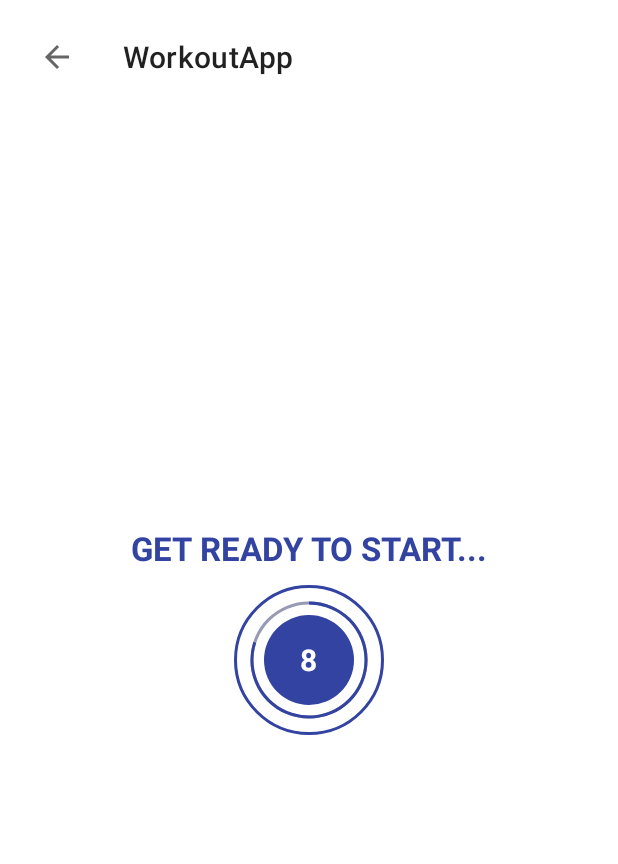
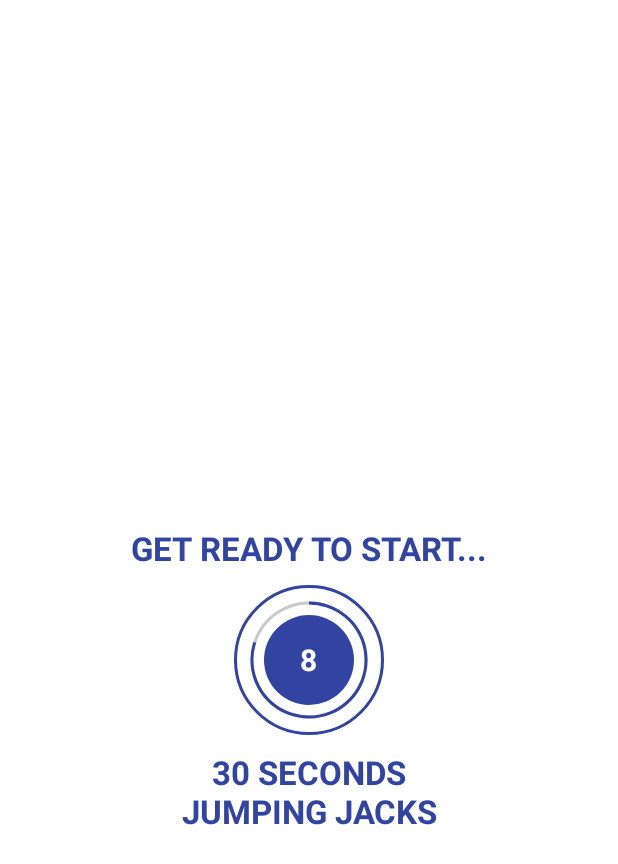
Before and after one commit to johnOdoh/workoutApp, an Android app: the ExerciseActivity screen opened directly, with no data from a screen before it, on a phone screen of 412 x 824 dp. Shown: the top 864 px of the screen. Run offline under Robolectric (Android 15) with nearby library versions, the light colour scheme and no system bars.

Commit message:
further customised the exercise screen and added text2speech functionality

```diff
--- a/app/src/main/java/com/example/workoutapp/Constants.kt
+++ b/app/src/main/java/com/example/workoutapp/Constants.kt
@@ -4,10 +4,19 @@ object Constants {
     fun getExercises(): ArrayList<ExerciseModel> {
         return arrayListOf(
             ExerciseModel(
+                3,
+                "Jumping Jacks",
+                R.drawable.ic_jumping_jacks,
+                "This exercise helps build your upper body muscles..." +
+                        "Inhale while raising your hands and exhale while bringing them down",
+                true,
+                30
+            ), ExerciseModel(
                 1,
-                "Abdominal Crunch",
+                "Abdominal Crunches",
                 R.drawable.ic_abdominal_crunch,
-                "This exercise helps build your upper body muscles",
+                "This exercise helps build your abdominal muscles... " +
+                        "Inhale while raising your body and exhale while bringing it down",
                 false,
                 null,
                 15
@@ -15,21 +24,31 @@ object Constants {
                 2,
                 "High knees running in place",
                 R.drawable.ic_high_knees_running_in_place,
-                "This exercise helps build your upper body muscles",
+                "This exercise helps strengthen your knees and thigh muscles",
+                true,
+                30,
+                null
+            ), ExerciseModel(
+                4,
+                "Lunges",
+                R.drawable.ic_lunge,
+                "This exercise helps strengthen your knees and thighs",
                 false,
                 null,
-                15
+                10
             ), ExerciseModel(
-                3,
-                "Jumping Jacks",
-                R.drawable.ic_jumping_jacks,
-                "This exercise helps build your upper body muscles",
-                true,
-                30
+                6,
+                "Push Ups",
+                R.drawable.ic_push_up,
+                "This exercise builds your chest and bicep muscles..." +
+                        "Ensure to keep your body straight... Inhale while raising your body and exhale while bringing it down",
+                false,
+                null,
+                10
             ), ExerciseModel(
-                4,
-                "Lunge",
-                R.drawable.ic_lunge,
+                7,
+                "Push ups and rotation",
+                R.drawable.ic_push_up_and_rotation,
                 "This exercise helps build your upper body muscles",
                 false,
                 null,
@@ -38,30 +57,15 @@ object Constants {
                 5,
                 "Plank",
                 R.drawable.ic_plank,
-                "This exercise helps build your upper body muscles",
+                "This exercise helps build your abs and increases your endurance..." +
+                        "Make sure your body is straight. Do not raise or sink your waist",
                 true,
                 30
-            ), ExerciseModel(
-                6,
-                "Push Up",
-                R.drawable.ic_push_up,
-                "This exercise helps build your upper body muscles",
-                false,
-                null,
-                10
-            ), ExerciseModel(
-                7,
-                "Push up and rotation",
-                R.drawable.ic_push_up_and_rotation,
-                "This exercise helps build your upper body muscles",
-                false,
-                null,
-                10
             ), ExerciseModel(
                 8,
                 "Side Plank",
                 R.drawable.ic_side_plank,
-                "This exercise helps build your upper body muscles",
+                "This exercise helps build your endurance",
                 true,
                 30
             )
--- a/app/src/main/java/com/example/workoutapp/ExerciseActivity.kt
+++ b/app/src/main/java/com/example/workoutapp/ExerciseActivity.kt
@@ -1,41 +1,61 @@
 package com.example.workoutapp
 
+import android.annotation.SuppressLint
+import android.content.Intent
 import androidx.appcompat.app.AppCompatActivity
 import android.os.Bundle
 import android.os.CountDownTimer
-import android.util.DisplayMetrics
+import android.speech.tts.TextToSpeech
 import android.util.Log
 import android.view.View
 import android.widget.Toast
 import com.example.workoutapp.databinding.ActivityExerciseBinding
+import java.util.*
+import kotlin.collections.ArrayList
 
-class ExerciseActivity : AppCompatActivity() {
+class ExerciseActivity : AppCompatActivity(), TextToSpeech.OnInitListener {
     private var binding: ActivityExerciseBinding? = null
     private var timer: CountDownTimer? = null
     private var exerciseList: ArrayList<ExerciseModel>? = null
+    private var text2Speech: TextToSpeech? = null
     private var initialRestTime = 10 //initial rest interval in seconds
     private var timeElapsed = 0 //initial value of the exercise timer in seconds
-    private var timeRemaining = 0L //needed for when the exercise timer is paused in milliseconds
-    private var currentExerciseIndex = -1
+    private var timeRemaining = 0L //needed for when the exercise timer is paused; in milliseconds
+    private var currentExerciseIndex = -1 //current index of the exercise arrayList
+    private var currentExercise: ExerciseModel? = null
 
     override fun onCreate(savedInstanceState: Bundle?) {
         super.onCreate(savedInstanceState)
         binding = ActivityExerciseBinding.inflate(layoutInflater)
         setContentView(binding?.root)
 
-        //load the exercises
-        exerciseList = Constants.getExercises()
+        exerciseList = Constants.getExercises() //load the exercises
+
+        text2Speech = TextToSpeech(this, this) //initialize to text2speech object
 
         //prepare the action bar
-        setSupportActionBar(binding?.exerciseToolbar)
-        if (supportActionBar != null) supportActionBar?.setDisplayHomeAsUpEnabled(true)
-        binding?.exerciseToolbar?.setNavigationOnClickListener {
-            onBackPressed()
+//        setSupportActionBar(binding?.exerciseToolbar)
+//        if (supportActionBar != null) supportActionBar?.setDisplayHomeAsUpEnabled(true)
+//        binding?.exerciseToolbar?.setNavigationOnClickListener {
+//            onBackPressed()
+//        }
+
+        //when the 'next' button is clicked
+        binding?.nextBtn?.setOnClickListener{
+            if (currentExerciseIndex >= exerciseList!!.size - 1) { //if it is the last exercise
+                timer?.cancel()
+                val intent = Intent(this@ExerciseActivity, ExerciseCompletedActivity::class.java)
+                startActivity(intent)
+            }else {
+                timer?.cancel()
+                prepareRestLayout()
+            }
         }
 
-        //when the next exercise button is clicked
-        binding?.nextBtn?.setOnClickListener{
+        //when the 'previous' button is clicked
+        binding?.previousBtn?.setOnClickListener{
             timer?.cancel()
+            currentExerciseIndex -= 2
             prepareRestLayout()
         }
 
@@ -46,23 +66,27 @@ class ExerciseActivity : AppCompatActivity() {
                 it.tag = "play"
                 binding?.pauseImg?.setImageResource(R.drawable.play_button)
             }else{
-                startExercise(timeRemaining, exerciseList!![currentExerciseIndex].hasDuration)
                 it.tag = "pause"
                 binding?.pauseImg?.setImageResource(R.drawable.pause)
+                startExercise(timeRemaining, exerciseList!![currentExerciseIndex].hasDuration)
             }
         }
-        startRestTimer() //start the countdown to exercise on screen load
+        prepareRestLayout() //start the countdown to exercise on screen load
     }
 
     //show the rest screen
+    @SuppressLint("SetTextI18n")
     private fun prepareRestLayout(){
+        currentExerciseIndex++
+        currentExercise = exerciseList!![currentExerciseIndex]
+        if (exerciseList!![currentExerciseIndex].hasDuration){
+            binding?.nextExerciseText?.text = "${currentExercise!!.duration} seconds\n" + currentExercise!!.name
+        } else {
+            binding?.nextExerciseText?.text = "${currentExercise!!.number}\n" + currentExercise!!.name
+        }
         binding?.restScreen?.visibility = View.VISIBLE
         binding?.exerciseScreen?.visibility = View.GONE
-        if (!exerciseList!![currentExerciseIndex].hasDuration && exerciseList!![currentExerciseIndex + 1].hasDuration) {
-            binding?.exerciseProgressBar?.visibility = View.VISIBLE
-            binding?.llExerciseTimer?.layoutParams?.width = (resources.displayMetrics.density * 60).toInt()
-            binding?.llExerciseTimer?.layoutParams?.height = (resources.displayMetrics.density * 60).toInt()
-        }
+
         startRestTimer()
     }
 
@@ -74,6 +98,9 @@ class ExerciseActivity : AppCompatActivity() {
         timer = object : CountDownTimer(initialRestTime * 1000L, 1000){
             override fun onTick(millisUntilFinished: Long) {
                 initialRestTime--
+                val sentence = if (!currentExercise!!.hasDuration) "Get ready for... ${currentExercise!!.number}, ${currentExercise!!.name}"
+                else "Get ready for... ${currentExercise!!.duration} seconds, ${currentExercise!!.name}"
+                if (initialRestTime == 8) speakOut(sentence)
                 binding?.restProgressBar?.progress = initialRestTime
                 binding?.restTimer?.text = (initialRestTime).toString()
             }
@@ -84,36 +111,45 @@ class ExerciseActivity : AppCompatActivity() {
     }
 
     //show the exercise screen
+    @SuppressLint("SetTextI18n")
     private fun prepareExerciseLayout(){
-        currentExerciseIndex++
+        //prepare the text2speech for this exercise
+        val sentence = if (!currentExercise!!.hasDuration) "${currentExercise!!.number}, ${currentExercise!!.name}... ${currentExercise!!.description}"
+        else "${currentExercise!!.duration} seconds, ${currentExercise!!.name}... ${currentExercise!!.description}"
+        speakOut(sentence)
+        //if this is the first exercise, hide the 'previous' button
         if (currentExerciseIndex < 1) binding?.previousBtn?.visibility = View.GONE
         else binding?.previousBtn?.visibility = View.VISIBLE
-        if (currentExerciseIndex >= exerciseList!!.size - 1) binding?.nextBtn?.visibility = View.GONE
-        val currentExercise = exerciseList!![currentExerciseIndex]
         initialRestTime = 10
         timeElapsed = 0
         binding?.restScreen?.visibility = View.GONE
         binding?.exerciseScreen?.visibility = View.VISIBLE
-        binding?.exerciseActionText?.text = currentExercise.name
-        binding?.exerciseImg?.setImageResource(currentExercise.image)
-        if (currentExercise.hasDuration && currentExercise.duration != null){ //if the exercise has a duration
-            timeElapsed = currentExercise.duration
-            startExercise(currentExercise.duration * 1000L, true)
-        }else if (!currentExercise.hasDuration && currentExercise.number != null){ //if it doesn't have a duration
-            binding?.exerciseProgressBar?.visibility = View.GONE
+        binding?.exerciseImg?.setImageResource(currentExercise!!.image)
+        if (currentExercise!!.hasDuration && currentExercise!!.duration != null){ //if the exercise has a duration
+            binding?.exerciseActionText?.text = "${currentExercise!!.duration} seconds\n${currentExercise!!.name}"
+            binding?.nextBtn?.visibility = View.GONE //hide the 'next' button
+            binding?.exerciseProgressBar?.visibility = View.VISIBLE //show the progressbar
+            //change the layout params to 60dp
+            binding?.llExerciseTimer?.layoutParams?.width = (resources.displayMetrics.density * 60).toInt()
+            binding?.llExerciseTimer?.layoutParams?.height = (resources.displayMetrics.density * 60).toInt()
+            startExercise(currentExercise!!.duration!! * 1000L, true)
+        }else if (!currentExercise!!.hasDuration && currentExercise!!.number != null){ //if it doesn't have a duration
+            binding?.exerciseActionText?.text = "${currentExercise!!.number}\n${currentExercise!!.name}"
+            binding?.nextBtn?.visibility = View.VISIBLE //show the 'next' button
+            binding?.exerciseProgressBar?.visibility = View.GONE //hide the progressbar
+            //change the layout params to 100dp
             binding?.llExerciseTimer?.layoutParams?.width = (resources.displayMetrics.density * 100).toInt()
             binding?.llExerciseTimer?.layoutParams?.height = (resources.displayMetrics.density * 100).toInt()
             startExercise(3600000, false)
         }else { //if there was a mix up in data entry
-            timeElapsed = 30
+            binding?.nextBtn?.visibility = View.GONE
             startExercise(30000, true)
         }
     }
 
     //start the next exercise
     private fun startExercise(duration: Long, hasDuration: Boolean){
-        binding?.exerciseProgressBar?.max = timeElapsed
-        binding?.exerciseProgressBar?.progress = timeElapsed
+        binding?.exerciseProgressBar?.max = (duration/1000).toInt()
         timer = object : CountDownTimer(duration, 1000){
             override fun onTick(millisUntilFinished: Long) {
                 timeRemaining = millisUntilFinished
@@ -125,22 +161,50 @@ class ExerciseActivity : AppCompatActivity() {
                     if (hours > 0) binding?.exerciseTimer?.text = "$hours:$minutes:$seconds"
                     else binding?.exerciseTimer?.text = "$minutes:$seconds"
                 }else {
-                    timeElapsed--
-                    binding?.exerciseProgressBar?.progress = timeElapsed
-                    binding?.exerciseTimer?.text = timeElapsed.toString()
+                    binding?.exerciseProgressBar?.progress = (timeRemaining / 1000).toInt()
+                    binding?.exerciseTimer?.text = (timeRemaining / 1000).toString()
                 }
             }
             override fun onFinish() {
-                if (currentExerciseIndex >= exerciseList!!.size - 1) binding?.exerciseTimer?.text = "FINISHED"
+                if (currentExerciseIndex >= exerciseList!!.size - 1) { //if it is the last exercise
+                    val intent = Intent(this@ExerciseActivity, ExerciseCompletedActivity::class.java)
+                    startActivity(intent)
+                }
                 else prepareRestLayout()
-
             }
         }.start()
+    }
+
+    private fun speakOut(sentence: String){
+        text2Speech?.speak(sentence, TextToSpeech.QUEUE_FLUSH, null,null)
     }
 
     override fun onDestroy() {
         super.onDestroy()
         binding = null
         if(timer != null) timer?.cancel()
+        if (text2Speech != null){
+            text2Speech?.stop()
+            text2Speech?.shutdown()
+        }
+    }
+
+    override fun onPause() {
+        super.onPause()
+        //behave as though the exercise was paused
+        if(timer != null) timer?.cancel()
+        binding?.pauseBtn?.tag = "play"
+        binding?.pauseImg?.setImageResource(R.drawable.play_button)
+    }
+
+    override fun onInit(status: Int) {
+        if (status == TextToSpeech.SUCCESS){
+            Toast.makeText(this, "Text to speech enabled", Toast.LENGTH_SHORT).show()
+            text2Speech?.setSpeechRate(0.8f)
+            val result = text2Speech?.setLanguage(Locale.getDefault())
+            if(result == TextToSpeech.LANG_MISSING_DATA || result == TextToSpeech.LANG_NOT_SUPPORTED){
+                Toast.makeText(this, "Text To Speech language not available", Toast.LENGTH_LONG).show()
+            }
+        } else Toast.makeText(this, "Text To Speech currently not available", Toast.LENGTH_LONG).show()
     }
 }
--- a/app/src/main/res/drawable/circular_progress_passed.xml
+++ b/app/src/main/res/drawable/circular_progress_passed.xml
@@ -3,7 +3,7 @@
     <item>
         <shape android:shape="ring" android:innerRadiusRatio="2.7"
             android:thicknessRatio="50.0" android:useLevel="false">
-            <solid android:color="@color/gray"/>
+            <solid android:color="#C9C9CC"/>
         </shape>
     </item>
 </layer-list>
--- a/app/src/main/res/layout/activity_exercise.xml
+++ b/app/src/main/res/layout/activity_exercise.xml
@@ -73,6 +73,19 @@
                     android:textStyle="bold"/>
             </LinearLayout>
         </FrameLayout>
+
+        <TextView
+            android:id="@+id/nextExerciseText"
+            android:layout_width="match_parent"
+            android:layout_height="wrap_content"
+            android:textStyle="bold"
+            android:textSize="22sp"
+            android:textAllCaps="true"
+            tools:text="30 Seconds\nJumping jacks"
+            android:gravity="center"
+            android:textColor="@color/baseColor"
+            android:layout_marginTop="10dp"
+            app:layout_constraintTop_toBottomOf="@+id/restFlMain"/>
     </androidx.constraintlayout.widget.ConstraintLayout>
 
     <androidx.constraintlayout.widget.ConstraintLayout
```
Also changed, not shown: app/src/main/AndroidManifest.xml (+8 -4 lines), app/src/main/res/layout/activity_exercise_completed.xml (+4 -3 lines).
